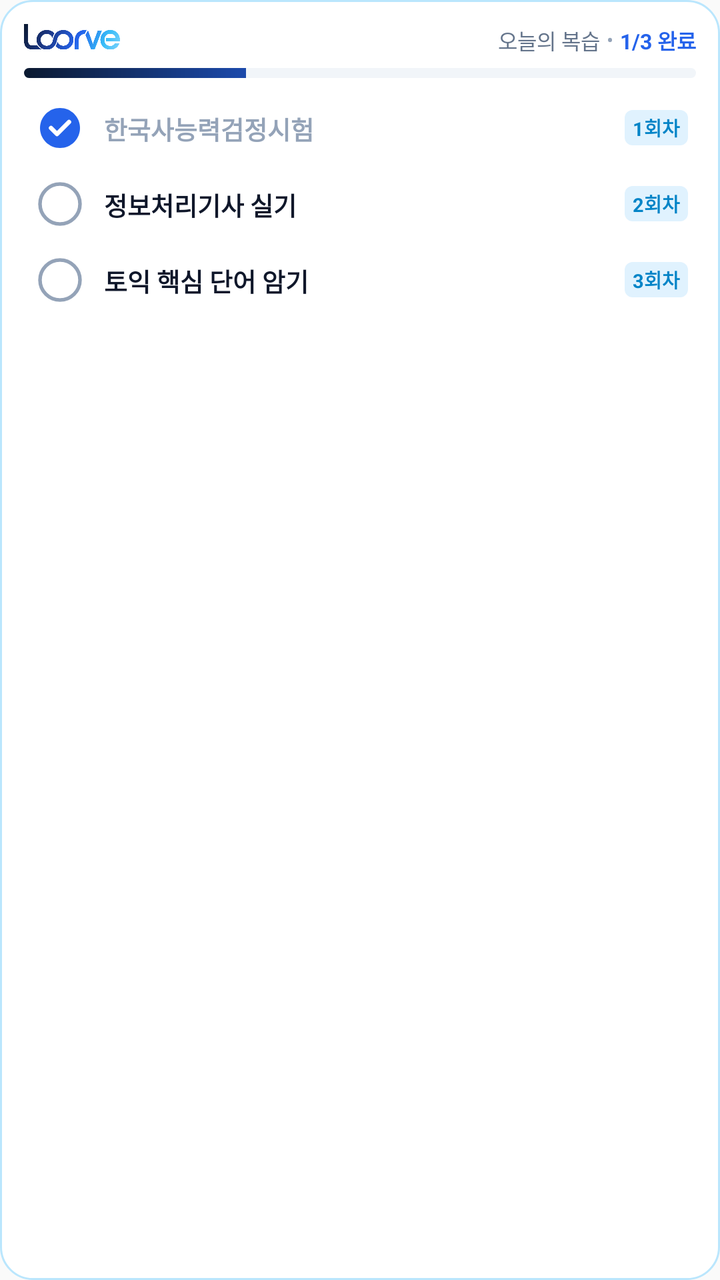
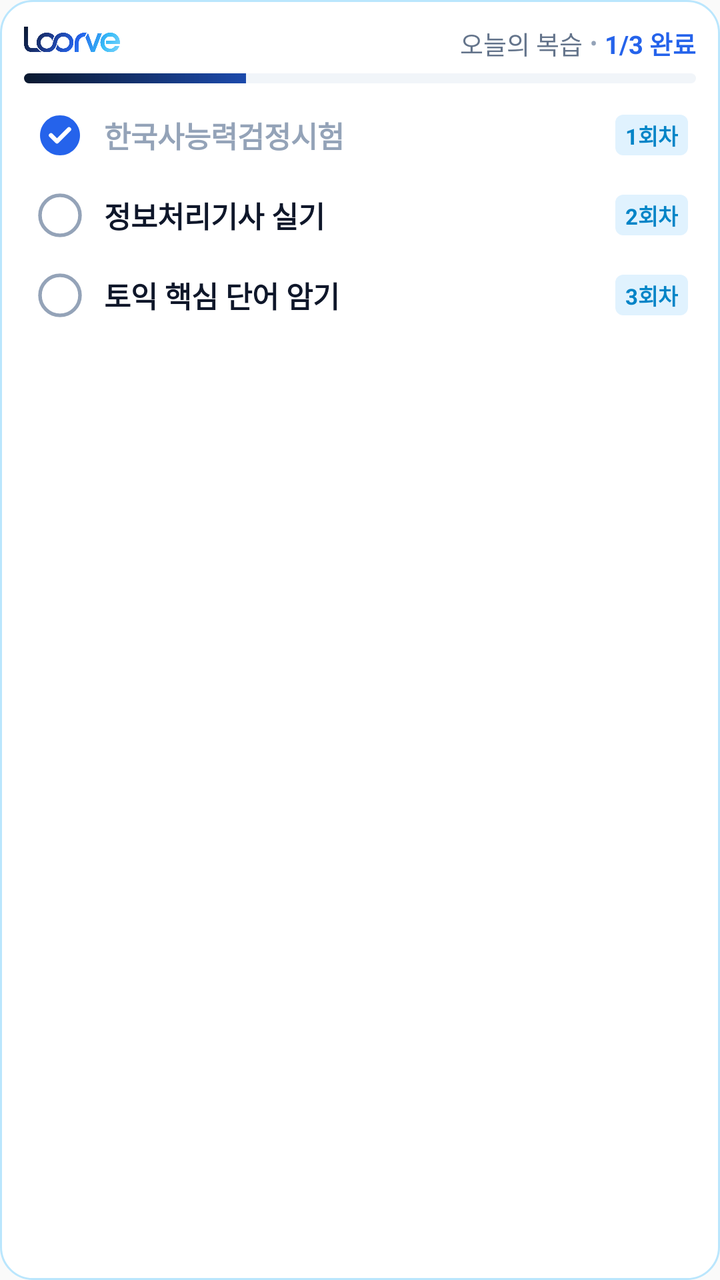

Two renders of the same Android screen: before a commit and after it. Below are the layout's source before the change and the commit's diff.
<!-- AndroidManifest.xml: application theme Theme.Loorve -->
<!-- res/layout/widget_today_review_preview.xml -->
<?xml version="1.0" encoding="utf-8"?>
<LinearLayout xmlns:android="http://schemas.android.com/apk/res/android"
    android:layout_width="match_parent"
    android:layout_height="match_parent"
    android:background="@drawable/widget_bg"
    android:orientation="vertical"
    android:padding="12dp">

    
    <LinearLayout
        android:layout_width="match_parent"
        android:layout_height="wrap_content"
        android:gravity="center_vertical"
        android:orientation="horizontal">

        
        <ImageView
            android:layout_width="48dp"
            android:layout_height="16dp"
            android:adjustViewBounds="true"
            android:scaleType="fitStart"
            android:src="@drawable/loorve_wordmark" />

        
        <FrameLayout
            android:layout_width="0dp"
            android:layout_height="1dp"
            android:layout_weight="1" />

        
        <LinearLayout
            android:layout_width="wrap_content"
            android:layout_height="wrap_content"
            android:gravity="center_vertical|end"
            android:orientation="horizontal">

            <TextView
                android:layout_width="wrap_content"
                android:layout_height="wrap_content"
                android:ellipsize="end"
                android:maxLines="1"
                android:text="오늘의 복습"
                android:textColor="#64748B"
                android:textSize="10.5sp" />

            <TextView
                android:layout_width="wrap_content"
                android:layout_height="wrap_content"
                android:paddingHorizontal="1dp"
                android:text=" • "
                android:textColor="#94A3B8"
                android:textSize="10sp" />

            <TextView
                android:layout_width="wrap_content"
                android:layout_height="wrap_content"
                android:text="1/3 완료"
                android:textColor="#2563EB"
                android:textSize="10.5sp"
                android:textStyle="bold" />
        </LinearLayout>
    </LinearLayout>

    
    <ProgressBar
        style="?android:attr/progressBarStyleHorizontal"
        android:layout_width="match_parent"
        android:layout_height="5dp"
        android:layout_marginTop="6dp"
        android:layout_marginBottom="6dp"
        android:max="100"
        android:progress="33"
        android:progressDrawable="@drawable/widget_progress_bar" />

    
    <LinearLayout
        android:layout_width="match_parent"
        android:layout_height="wrap_content"
        android:orientation="vertical">

        
        <LinearLayout
            android:layout_width="match_parent"
            android:layout_height="38dp"
            android:gravity="center_vertical"
            android:orientation="horizontal"
            android:paddingHorizontal="4dp"
            android:paddingVertical="2dp">

            <ImageView
                android:layout_width="28dp"
                android:layout_height="28dp"
                android:padding="2dp"
                android:src="@drawable/widget_checkbox_checked" />

            <TextView
                android:layout_width="0dp"
                android:layout_height="wrap_content"
                android:layout_marginStart="8dp"
                android:layout_weight="1"
                android:ellipsize="end"
                android:maxLines="1"
                android:text="한국사능력검정시험"
                android:textColor="#94A3B8"
                android:textSize="12.5sp"
                android:textStyle="bold" />

            <TextView
                android:layout_width="wrap_content"
                android:layout_height="wrap_content"
                android:layout_marginStart="6dp"
                android:background="@drawable/widget_badge_bg"
                android:paddingHorizontal="4dp"
                android:paddingVertical="1.5dp"
                android:text="1회차"
                android:textColor="#0284C7"
                android:textSize="9.5sp"
                android:textStyle="bold" />
        </LinearLayout>

        
        <LinearLayout
            android:layout_width="match_parent"
            android:layout_height="38dp"
            android:gravity="center_vertical"
            android:orientation="horizontal"
            android:paddingHorizontal="4dp"
            android:paddingVertical="2dp">

            <ImageView
                android:layout_width="28dp"
                android:layout_height="28dp"
                android:padding="2dp"
                android:src="@drawable/widget_checkbox_unchecked" />

            <TextView
                android:layout_width="0dp"
                android:layout_height="wrap_content"
                android:layout_marginStart="8dp"
                android:layout_weight="1"
                android:ellipsize="end"
                android:maxLines="1"
                android:text="정보처리기사 실기"
                android:textColor="#0F172A"
                android:textSize="12.5sp"
                android:textStyle="bold" />

            <TextView
                android:layout_width="wrap_content"
                android:layout_height="wrap_content"
                android:layout_marginStart="6dp"
                android:background="@drawable/widget_badge_bg"
                android:paddingHorizontal="4dp"
                android:paddingVertical="1.5dp"
                android:text="2회차"
                android:textColor="#0284C7"
                android:textSize="9.5sp"
                android:textStyle="bold" />
        </LinearLayout>

        
        <LinearLayout
            android:layout_width="match_parent"
            android:layout_height="38dp"
            android:gravity="center_vertical"
            android:orientation="horizontal"
            android:paddingHorizontal="4dp"
            android:paddingVertical="2dp">

            <ImageView
                android:layout_width="28dp"
                android:layout_height="28dp"
                android:padding="2dp"
                android:src="@drawable/widget_checkbox_unchecked" />

            <TextView
                android:layout_width="0dp"
                android:layout_height="wrap_content"
                android:layout_marginStart="8dp"
                android:layout_weight="1"
                android:ellipsize="end"
                android:maxLines="1"
                android:text="토익 핵심 단어 암기"
                android:textColor="#0F172A"
                android:textSize="12.5sp"
                android:textStyle="bold" />

            <TextView
                android:layout_width="wrap_content"
                android:layout_height="wrap_content"
                android:layout_marginStart="6dp"
                android:background="@drawable/widget_badge_bg"
                android:paddingHorizontal="4dp"
                android:paddingVertical="1.5dp"
                android:text="3회차"
                android:textColor="#0284C7"
                android:textSize="9.5sp"
                android:textStyle="bold" />
        </LinearLayout>

    </LinearLayout>

</LinearLayout>
<!-- resources referenced by this layout -->
<resources>
  <!-- drawable loorve_wordmark: png bitmap (drawable, 18310 bytes) -->
  <!-- drawable widget_badge_bg (drawable) -->
  <?xml version="1.0" encoding="utf-8"?>
  <shape xmlns:android="http://schemas.android.com/apk/res/android"
      android:shape="rectangle">
      <solid android:color="#E0F2FE" />
      <corners android:radius="4dp" />
  </shape>
  <!-- drawable widget_bg (drawable) -->
  <?xml version="1.0" encoding="utf-8"?>
  <shape xmlns:android="http://schemas.android.com/apk/res/android"
      android:shape="rectangle">
      <solid android:color="#FFFFFF" />
      <corners android:radius="16dp" />
      <stroke
          android:width="1dp"
          android:color="#BAE6FD" />
  </shape>
  <!-- drawable widget_checkbox_checked (drawable) -->
  <?xml version="1.0" encoding="utf-8"?>
  <vector xmlns:android="http://schemas.android.com/apk/res/android"
      android:width="24dp"
      android:height="24dp"
      android:viewportWidth="24"
      android:viewportHeight="24">
      <path
          android:fillColor="#2563EB"
          android:pathData="M12,2 C6.48,2 2,6.48 2,12 C2,17.52 6.48,22 12,22 C17.52,22 22,17.52 22,12 C22,6.48 17.52,2 12,2 Z" />
      <path
          android:strokeColor="#FFFFFF"
          android:strokeWidth="2.2"
          android:strokeLineCap="round"
          android:strokeLineJoin="round"
          android:pathData="M7.5,12 L10.5,15 L16.5,9" />
  </vector>
  <!-- drawable widget_checkbox_unchecked (drawable) -->
  <?xml version="1.0" encoding="utf-8"?>
  <vector xmlns:android="http://schemas.android.com/apk/res/android"
      android:width="24dp"
      android:height="24dp"
      android:viewportWidth="24"
      android:viewportHeight="24">
      <path
          android:strokeColor="#94A3B8"
          android:strokeWidth="1.8"
          android:pathData="M12,2 C6.48,2 2,6.48 2,12 C2,17.52 6.48,22 12,22 C17.52,22 22,17.52 22,12 C22,6.48 17.52,2 12,2 Z" />
  </vector>
  <!-- drawable widget_progress_bar (drawable) -->
  <?xml version="1.0" encoding="utf-8"?>
  <layer-list xmlns:android="http://schemas.android.com/apk/res/android">
      <item android:id="@android:id/background">
          <shape>
              <corners android:radius="4dp" />
              <solid android:color="#F1F5F9" />
          </shape>
      </item>
      <item android:id="@android:id/progress">
          <clip>
              <shape>
                  <corners android:radius="4dp" />
                  <gradient
                      android:angle="0"
                      android:startColor="#0B1930"
                      android:centerColor="#2563EB"
                      android:endColor="#38BDF8"
                      android:type="linear" />
              </shape>
          </clip>
      </item>
  </layer-list>
  <style name="Theme.Loorve" parent="android:Theme.Material.Light.NoActionBar">
      </style>
</resources>

<!-- the commit's change to res/layout/widget_today_review_preview.xml (unified diff, before → after) -->
@@ -41,7 +41,7 @@
                 android:maxLines="1"
                 android:text="오늘의 복습"
                 android:textColor="#64748B"
-                android:textSize="10.5sp" />
+                android:textSize="12.5sp" />
 
             <TextView
                 android:layout_width="wrap_content"
@@ -49,14 +49,14 @@
                 android:paddingHorizontal="1dp"
                 android:text=" • "
                 android:textColor="#94A3B8"
-                android:textSize="10sp" />
+                android:textSize="11sp" />
 
             <TextView
                 android:layout_width="wrap_content"
                 android:layout_height="wrap_content"
                 android:text="1/3 완료"
                 android:textColor="#2563EB"
-                android:textSize="10.5sp"
+                android:textSize="12.5sp"
                 android:textStyle="bold" />
         </LinearLayout>
     </LinearLayout>
@@ -81,7 +81,7 @@
         
         <LinearLayout
             android:layout_width="match_parent"
-            android:layout_height="38dp"
+            android:layout_height="40dp"
             android:gravity="center_vertical"
             android:orientation="horizontal"
             android:paddingHorizontal="4dp"
@@ -102,7 +102,7 @@
                 android:maxLines="1"
                 android:text="한국사능력검정시험"
                 android:textColor="#94A3B8"
-                android:textSize="12.5sp"
+                android:textSize="14.5sp"
                 android:textStyle="bold" />
 
             <TextView
@@ -110,18 +110,18 @@
                 android:layout_height="wrap_content"
                 android:layout_marginStart="6dp"
                 android:background="@drawable/widget_badge_bg"
-                android:paddingHorizontal="4dp"
-                android:paddingVertical="1.5dp"
+                android:paddingHorizontal="5dp"
+                android:paddingVertical="2dp"
                 android:text="1회차"
                 android:textColor="#0284C7"
-                android:textSize="9.5sp"
+                android:textSize="11sp"
                 android:textStyle="bold" />
         </LinearLayout>
 
         
         <LinearLayout
             android:layout_width="match_parent"
-            android:layout_height="38dp"
+            android:layout_height="40dp"
             android:gravity="center_vertical"
             android:orientation="horizontal"
             android:paddingHorizontal="4dp"
@@ -142,7 +142,7 @@
                 android:maxLines="1"
                 android:text="정보처리기사 실기"
                 android:textColor="#0F172A"
-                android:textSize="12.5sp"
+                android:textSize="14.5sp"
                 android:textStyle="bold" />
 
             <TextView
@@ -150,18 +150,18 @@
                 android:layout_height="wrap_content"
                 android:layout_marginStart="6dp"
                 android:background="@drawable/widget_badge_bg"
-                android:paddingHorizontal="4dp"
-                android:paddingVertical="1.5dp"
+                android:paddingHorizontal="5dp"
+                android:paddingVertical="2dp"
                 android:text="2회차"
                 android:textColor="#0284C7"
-                android:textSize="9.5sp"
+                android:textSize="11sp"
                 android:textStyle="bold" />
         </LinearLayout>
 
         
         <LinearLayout
             android:layout_width="match_parent"
-            android:layout_height="38dp"
+            android:layout_height="40dp"
             android:gravity="center_vertical"
             android:orientation="horizontal"
             android:paddingHorizontal="4dp"
@@ -182,7 +182,7 @@
                 android:maxLines="1"
                 android:text="토익 핵심 단어 암기"
                 android:textColor="#0F172A"
-                android:textSize="12.5sp"
+                android:textSize="14.5sp"
                 android:textStyle="bold" />
 
             <TextView
@@ -190,11 +190,11 @@
                 android:layout_height="wrap_content"
                 android:layout_marginStart="6dp"
                 android:background="@drawable/widget_badge_bg"
-                android:paddingHorizontal="4dp"
-                android:paddingVertical="1.5dp"
+                android:paddingHorizontal="5dp"
+                android:paddingVertical="2dp"
                 android:text="3회차"
                 android:textColor="#0284C7"
-                android:textSize="9.5sp"
+                android:textSize="11sp"
                 android:textStyle="bold" />
         </LinearLayout>
 
